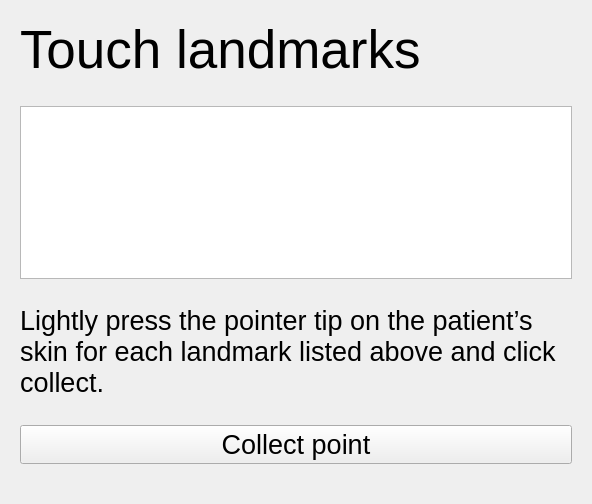
This is Registration/Resources/UI/Registration.ui in NousNav/SlicerOpenNav as Qt 5 draws it before an edit. The edited form follows.
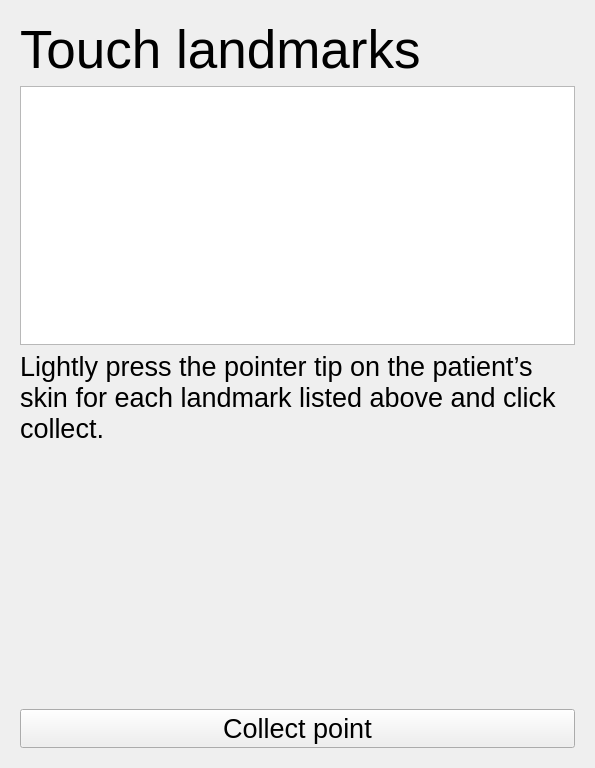
This is the edited form. The open tabs and pages were chosen to show the change. Custom widgets are drawn as their Qt base class.

Commit message: ENH: Re-enable full point list and transfer to registration

Patch:
```diff
--- a/Registration/Resources/UI/Registration.ui
+++ b/Registration/Resources/UI/Registration.ui
@@ -6,8 +6,8 @@
    <rect>
     <x>0</x>
     <y>0</y>
-    <width>592</width>
-    <height>504</height>
+    <width>595</width>
+    <height>768</height>
    </rect>
   </property>
   <layout class="QVBoxLayout" name="verticalLayout">
@@ -487,19 +487,6 @@
          </property>
         </widget>
        </item>
-       <item>
-        <spacer name="verticalSpacer">
-         <property name="orientation">
-          <enum>Qt::Vertical</enum>
-         </property>
-         <property name="sizeHint" stdset="0">
-          <size>
-           <width>20</width>
-           <height>40</height>
-          </size>
-         </property>
-        </spacer>
-       </item>
        <item>
         <widget class="QTableWidget" name="LandmarkTableWidget">
          <property name="sizePolicy">
@@ -545,19 +532,6 @@
          </column>
         </widget>
        </item>
-       <item>
-        <spacer name="verticalSpacer_2">
-         <property name="orientation">
-          <enum>Qt::Vertical</enum>
-         </property>
-         <property name="sizeHint" stdset="0">
-          <size>
-           <width>20</width>
-           <height>40</height>
-          </size>
-         </property>
-        </spacer>
-       </item>
        <item>
         <widget class="QLabel" name="label_12">
          <property name="font">
@@ -601,19 +575,6 @@
          </property>
         </widget>
        </item>
-       <item>
-        <spacer name="verticalSpacer_15">
-         <property name="orientation">
-          <enum>Qt::Vertical</enum>
-         </property>
-         <property name="sizeHint" stdset="0">
-          <size>
-           <width>20</width>
-           <height>40</height>
-          </size>
-         </property>
-        </spacer>
-       </item>
       </layout>
      </widget>
      <widget class="QWidget" name="RegistrationStepSurfaceRegistration">
```
Left out of the diff: 2 changed lines with no effect on the pictures. The commit also changes 2 other files.
